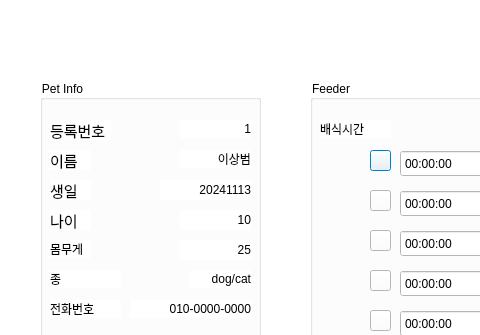
The window that src/Client/Setting.ui (addinedu-ros-7th/iot-repo-1) describes before a commit, drawn with Qt 5; both pictures show x 0 to 480 and y 0 to 335 of the 573 by 477 pixel window.
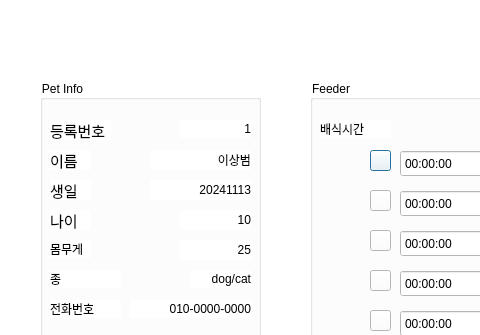
The same window after the commit.

What changed in the file:
```diff
--- a/src/Client/Setting.ui
+++ b/src/Client/Setting.ui
@@ -51,10 +51,10 @@
    <widget class="QLabel" name="labelName">
     <property name="geometry">
      <rect>
-      <x>140</x>
+      <x>110</x>
       <y>70</y>
-      <width>71</width>
-      <height>18</height>
+      <width>101</width>
+      <height>20</height>
      </rect>
     </property>
     <property name="font">
@@ -94,9 +94,9 @@
    <widget class="QLabel" name="labelBirth">
     <property name="geometry">
      <rect>
-      <x>120</x>
+      <x>110</x>
       <y>100</y>
-      <width>91</width>
+      <width>101</width>
       <height>20</height>
      </rect>
     </property>
```
